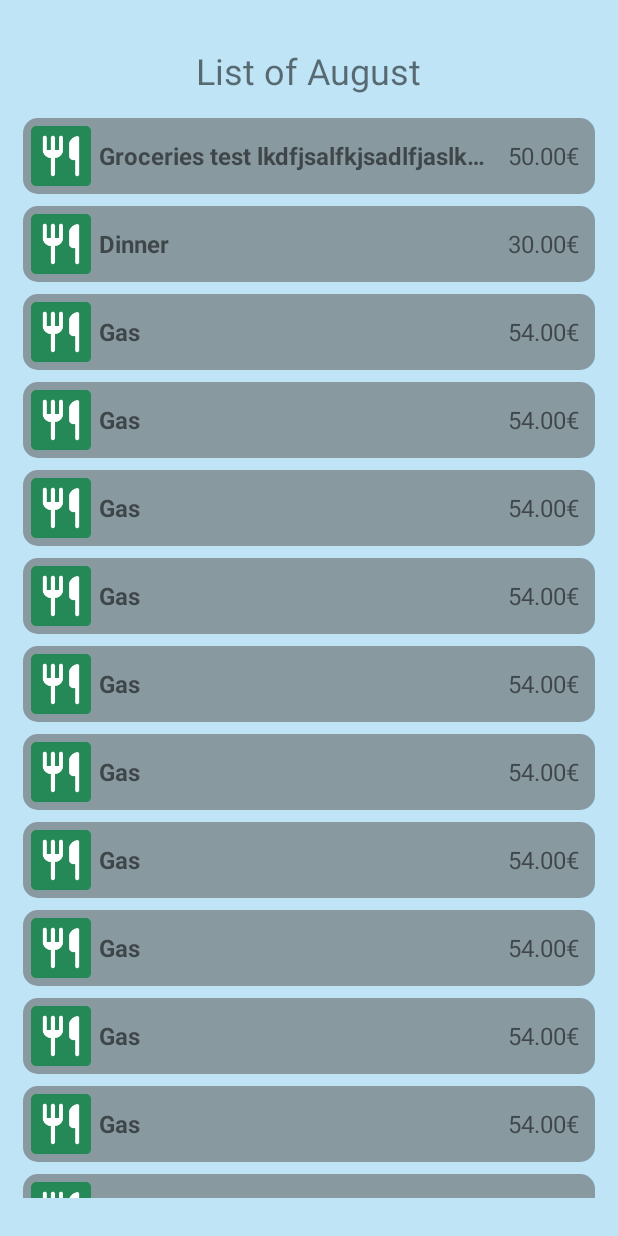
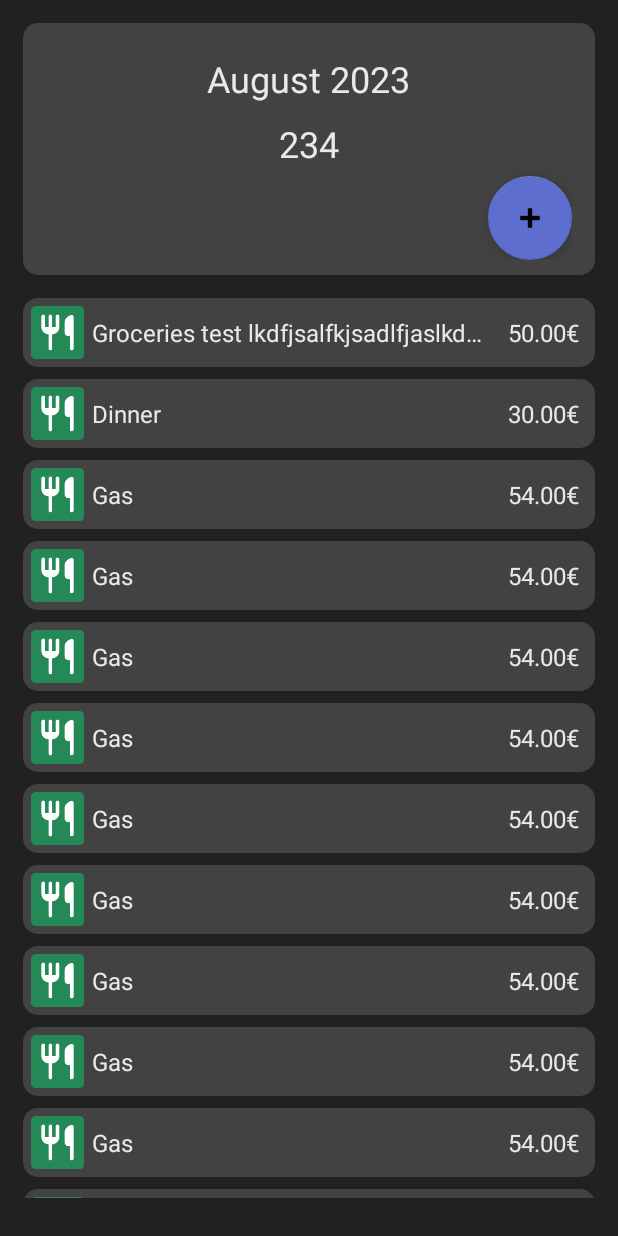
Before and after one commit to Pho3b/expense-tracker, an Android app: the screen it shows after launch (ExpenseListActivity), on a phone screen of 412 x 824 dp. Run offline under Robolectric (Android 15) with nearby library versions, the phone set to English and light mode, and no system bars.

Commit message:
style: updated theme colors to dark theme, and added floating button

```diff
--- a/app/src/main/java/com/example/expensetracker/activities/ExpenseListActivity.java
+++ b/app/src/main/java/com/example/expensetracker/activities/ExpenseListActivity.java
@@ -1,6 +1,7 @@
 package com.example.expensetracker.activities;
 
 import android.os.Bundle;
+
 import androidx.appcompat.app.AppCompatActivity;
 import androidx.recyclerview.widget.LinearLayoutManager;
 import androidx.recyclerview.widget.RecyclerView;
@@ -49,11 +50,8 @@ public class ExpenseListActivity extends AppCompatActivity {
         expenses.add(new Expense("Gas", 54.0));
         expenses.add(new Expense("Gas", 54.0));
         expenses.add(new Expense("Book", 12.0));
-        // Add more expenses as needed
-
-        expenseAdapter = new ExpenseAdapter(expenses);
 
         recyclerView.setLayoutManager(new LinearLayoutManager(this));
-        recyclerView.setAdapter(expenseAdapter);
+        recyclerView.setAdapter(new ExpenseAdapter(expenses));
     }
 }
--- a/app/src/main/res/drawable/rounded_background.xml
+++ b/app/src/main/res/drawable/rounded_background.xml
@@ -1,5 +1,5 @@
 <?xml version="1.0" encoding="utf-8"?>
 <shape xmlns:android="http://schemas.android.com/apk/res/android">
-    <solid android:color="#8A5C5C59" /> <!-- Background color -->
+    <solid android:color="@color/grey_0" /> <!-- Background color -->
     <corners android:radius="10dp" /> <!-- Corner radius -->
 </shape>
--- a/app/src/main/res/layout/activity_expense_list.xml
+++ b/app/src/main/res/layout/activity_expense_list.xml
@@ -1,5 +1,6 @@
 <?xml version="1.0" encoding="utf-8"?>
 <LinearLayout xmlns:android="http://schemas.android.com/apk/res/android"
+    xmlns:app="http://schemas.android.com/apk/res-auto"
     xmlns:tools="http://schemas.android.com/tools"
     android:layout_width="match_parent"
     android:layout_height="match_parent"
@@ -8,17 +9,49 @@
     android:paddingRight="15dp"
     android:paddingBottom="25dp"
     android:orientation="vertical"
-    android:background="#BEE4F6"
     tools:context=".activities.ExpenseListActivity">
 
-    <TextView
-        android:id="@+id/editTextText"
-        android:layout_width="wrap_content"
+    <LinearLayout
+        android:layout_width="match_parent"
         android:layout_height="wrap_content"
-        android:layout_gravity="center"
-        android:text="List of August"
-        android:textSize="24sp"
-        android:padding="15dp" />
+        android:paddingLeft="15dp"
+        android:paddingTop="15dp"
+        android:paddingRight="15dp"
+        android:paddingBottom="10dp"
+        android:layout_marginBottom="15dp"
+        android:background="@drawable/rounded_background"
+        android:orientation="vertical">
+
+        <TextView
+            android:id="@+id/month_year_txt"
+            android:layout_width="wrap_content"
+            android:layout_height="wrap_content"
+            android:layout_gravity="center"
+            android:text="August 2023"
+            android:textSize="24sp"
+            android:padding="5dp" />
+
+        <TextView
+            android:id="@+id/month_amount_txt"
+            android:layout_width="wrap_content"
+            android:layout_height="wrap_content"
+            android:layout_gravity="center"
+            android:text="234"
+            android:textSize="24sp"
+            android:padding="5dp" />
+
+        <com.google.android.material.floatingactionbutton.FloatingActionButton
+            android:id="@+id/floatingActionButton"
+            android:layout_width="match_parent"
+            android:layout_height="wrap_content"
+            android:layout_gravity="end"
+            android:clickable="true"
+            android:src="@android:drawable/ic_input_add"
+            app:backgroundTint="#5D6ECF" />
+
+    </LinearLayout>
+
+
 
     <androidx.recyclerview.widget.RecyclerView
         android:id="@+id/recyclerView"
--- a/app/src/main/res/layout/expense_item.xml
+++ b/app/src/main/res/layout/expense_item.xml
@@ -8,8 +8,8 @@
     android:layout_marginBottom="8dp">
 
     <ImageView
-        android:layout_width="40dp"
-        android:layout_height="40dp"
+        android:layout_width="35dp"
+        android:layout_height="35dp"
         android:src="@mipmap/ic_restaurant"
         android:contentDescription="Category Icon" />
 
@@ -24,8 +24,7 @@
         android:paddingStart="@dimen/expense_txt_end_padding"
         android:paddingEnd="@dimen/expense_txt_end_padding"
         android:ellipsize="end"
-        android:singleLine="true"
-        android:textStyle="bold" />
+        android:singleLine="true" />
 
     <TextView
         android:id="@+id/expenseAmountTextView"
--- a/app/src/main/res/values/colors.xml
+++ b/app/src/main/res/values/colors.xml
@@ -6,5 +6,8 @@
     <color name="teal_200">#FF03DAC5</color>
     <color name="teal_700">#FF018786</color>
     <color name="black">#FF000000</color>
-    <color name="white">#FFFFFFFF</color>
+    <color name="white">#ECE8E8</color>
+    <color name="grey_0">#424242</color>
+    <color name="grey_1">#303030</color>
+    <color name="grey_2">#212121</color>
 </resources>
--- a/app/src/main/res/values/themes.xml
+++ b/app/src/main/res/values/themes.xml
@@ -10,8 +10,10 @@
         <item name="colorSecondaryVariant">@color/teal_700</item>
         <item name="colorOnSecondary">@color/black</item>
         <!-- Status bar color. -->
-        <item name="android:statusBarColor">?attr/colorPrimaryVariant</item>
+        <item name="android:statusBarColor">@color/black</item>
         <!-- Customize your theme here. -->
+        <item name="android:windowBackground">@color/grey_2</item>
+        <item name="android:textColor">@color/white</item>
     </style>
 
     <style name="Theme.ExpenseTracker.NoActionBar">
```
